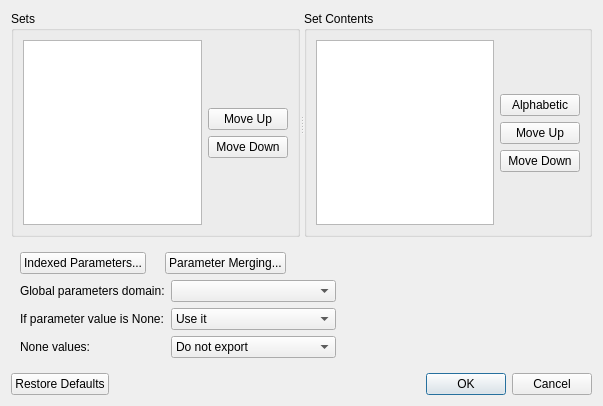
Old version of the form spine_items/exporter/ui/gdx_export_settings.ui in the repository spine-tools/spine-items.
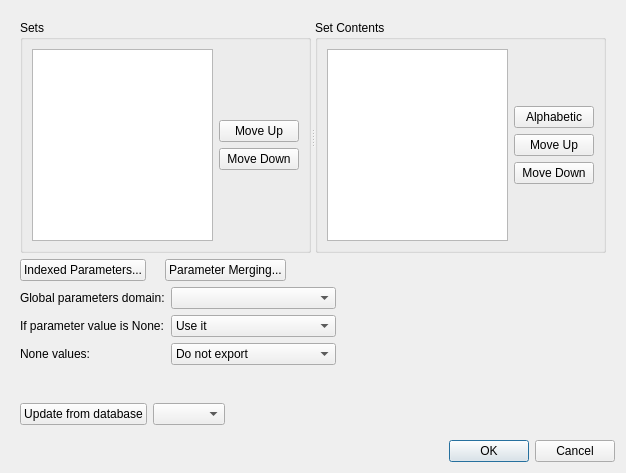
New version of the form.

Commit message:
Make Exporter use single settings
Exporter now applies a single SettingsPack to all connected databases.
Further, the automatic settings update mechanism has been removed. These
changes solve multiple issues and prepare Exporter for specifications.

Re #15

What changed in the file:
```diff
--- a/spine_items/exporter/ui/gdx_export_settings.ui
+++ b/spine_items/exporter/ui/gdx_export_settings.ui
@@ -21,8 +21,8 @@
    <rect>
     <x>0</x>
     <y>0</y>
-    <width>603</width>
-    <height>406</height>
+    <width>626</width>
+    <height>473</height>
    </rect>
   </property>
   <property name="windowTitle">
@@ -30,6 +30,9 @@
   </property>
   <layout class="QVBoxLayout" name="verticalLayout_4">
    <item>
+    <widget class="QWidget" name="controls_group" native="true">
+     <layout class="QVBoxLayout" name="verticalLayout_3">
+      <item>
     <widget class="QSplitter" name="splitter">
      <property name="orientation">
       <enum>Qt::Horizontal</enum>
@@ -155,15 +158,6 @@
     </widget>
    </item>
    <item>
-    <widget class="QWidget" name="misc_control_holder" native="true">
-     <property name="sizePolicy">
-      <sizepolicy hsizetype="Preferred" vsizetype="Fixed">
-       <horstretch>0</horstretch>
-       <verstretch>0</verstretch>
-      </sizepolicy>
-     </property>
-     <layout class="QVBoxLayout" name="verticalLayout_3">
-      <item>
        <layout class="QHBoxLayout" name="horizontalLayout_4">
         <item>
          <widget class="QPushButton" name="open_indexed_parameter_settings_button">
@@ -287,13 +281,47 @@
         </item>
        </layout>
       </item>
+      <item>
+       <layout class="QHBoxLayout" name="horizontalLayout_5">
+        <item>
+         <widget class="QPushButton" name="update_button">
+          <property name="text">
+           <string>Update from database</string>
+          </property>
+         </widget>
+        </item>
+        <item>
+         <widget class="QComboBox" name="database_combo_box">
+          <property name="maximumSize">
+           <size>
+            <width>400</width>
+            <height>16777215</height>
+           </size>
+          </property>
+         </widget>
+        </item>
+        <item>
+         <spacer name="horizontalSpacer_3">
+          <property name="orientation">
+           <enum>Qt::Horizontal</enum>
+          </property>
+          <property name="sizeHint" stdset="0">
+           <size>
+            <width>40</width>
+            <height>20</height>
+           </size>
+          </property>
+         </spacer>
+        </item>
+       </layout>
+      </item>
      </layout>
     </widget>
    </item>
    <item>
     <widget class="QDialogButtonBox" name="button_box">
      <property name="standardButtons">
-      <set>QDialogButtonBox::Cancel|QDialogButtonBox::Ok|QDialogButtonBox::RestoreDefaults</set>
+      <set>QDialogButtonBox::Cancel|QDialogButtonBox::Ok</set>
      </property>
     </widget>
    </item>
```
Lines whose indentation alone changed are shown as unchanged. The commit also changes 29 other files.
